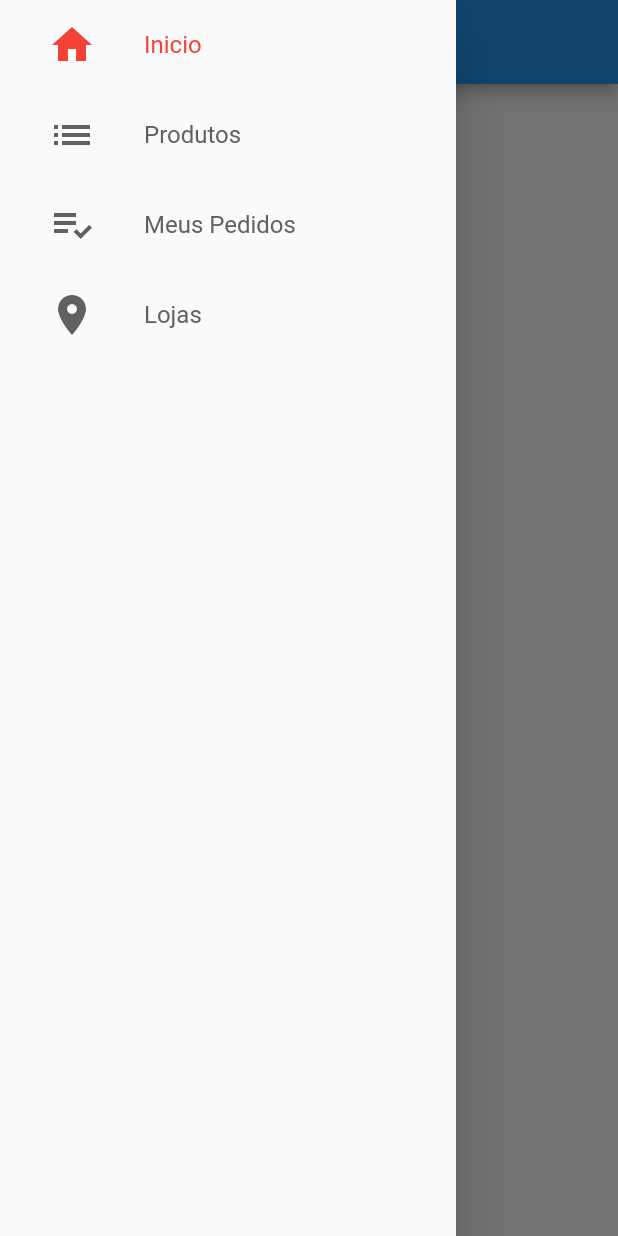
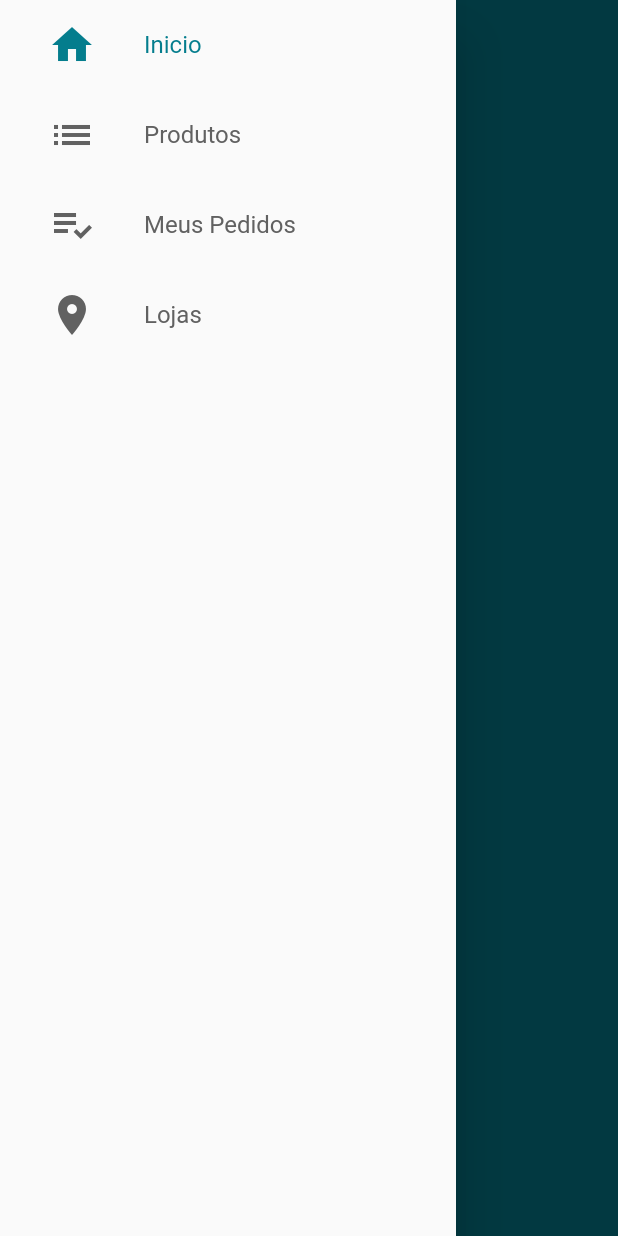
Before and after one commit to devmacuacua/flutter-shop, a Flutter app: the screen it shows after launch, with the side drawer open, on a phone screen of 412 x 824 dp. Run offline on Flutter 3.47's test engine with Material 2 defaults, Android fonts, the phone set to English and light mode, and no system bars; our stand-ins replace cloud_firestore, firebase_core; accounts and stored records are empty.

Commit message:
ORGANIZING MENU COLOR, PRIMARY COLOR, NO ELEVATION

```diff
--- a/lib/common/custom_drawer/drawer_tile.dart
+++ b/lib/common/custom_drawer/drawer_tile.dart
@@ -13,6 +13,7 @@ class DrawerTile extends StatelessWidget{
   @override
   Widget build(BuildContext context){
     final int curPage = context.watch<PageManager>().page;
+    final Color primaryColor = Theme.of(context).primaryColor;
 
     return InkWell(
       onTap: (){
@@ -28,14 +29,14 @@ class DrawerTile extends StatelessWidget{
               child: Icon(
                   iconData,
                 size: 32,
-                color: curPage==page ? Colors.red : Colors.grey[700],
+                color: curPage==page ? primaryColor : Colors.grey[700],
               ),
             ),
             Text(
                 title,
                 style: TextStyle(
                   fontSize: 16,
-                  color: curPage==page ? Colors.red : Colors.grey[700],
+                  color: curPage==page ? primaryColor : Colors.grey[700],
                 ),
             )
           ],
--- a/lib/main.dart
+++ b/lib/main.dart
@@ -23,7 +23,11 @@ class MyApp extends StatelessWidget {
       title: 'Maning Moz Store',
       debugShowCheckedModeBanner: false,
       theme: ThemeData(
-        primarySwatch: Colors.blue,
+        primaryColor: const Color.fromARGB(255, 4, 125, 141),
+        scaffoldBackgroundColor: const Color.fromARGB(255, 4, 125, 141),
+        appBarTheme: const AppBarTheme(
+          elevation: 0
+        ),
         visualDensity: VisualDensity.adaptivePlatformDensity,
       ),
       home: BaseScreen()
```
